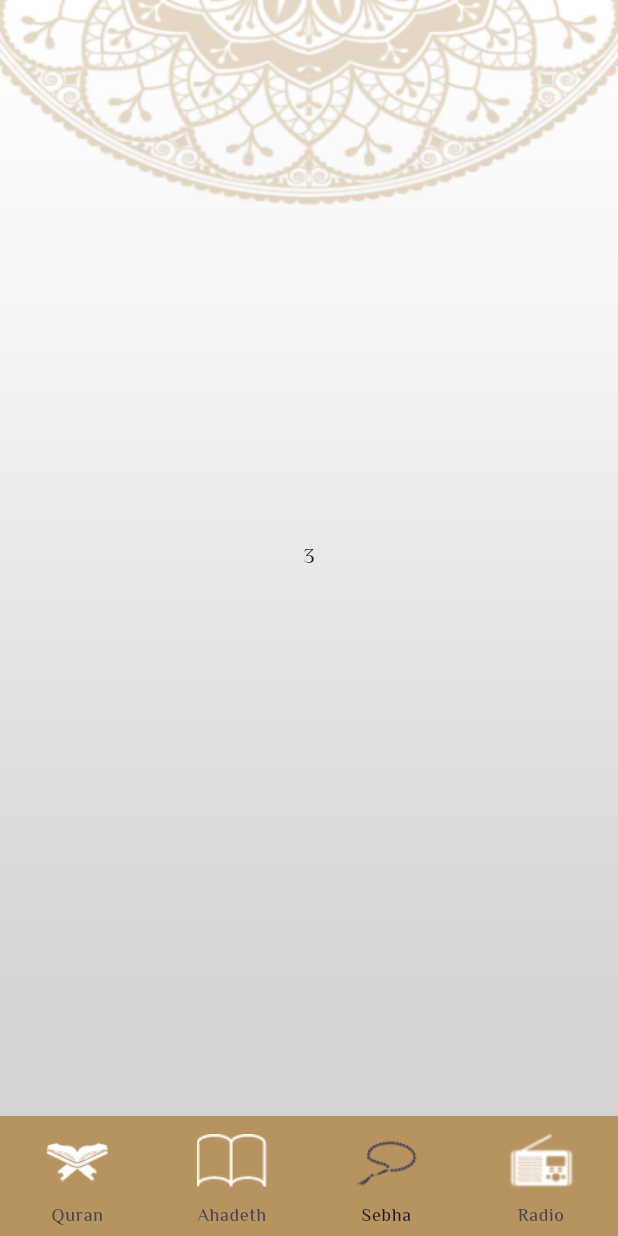
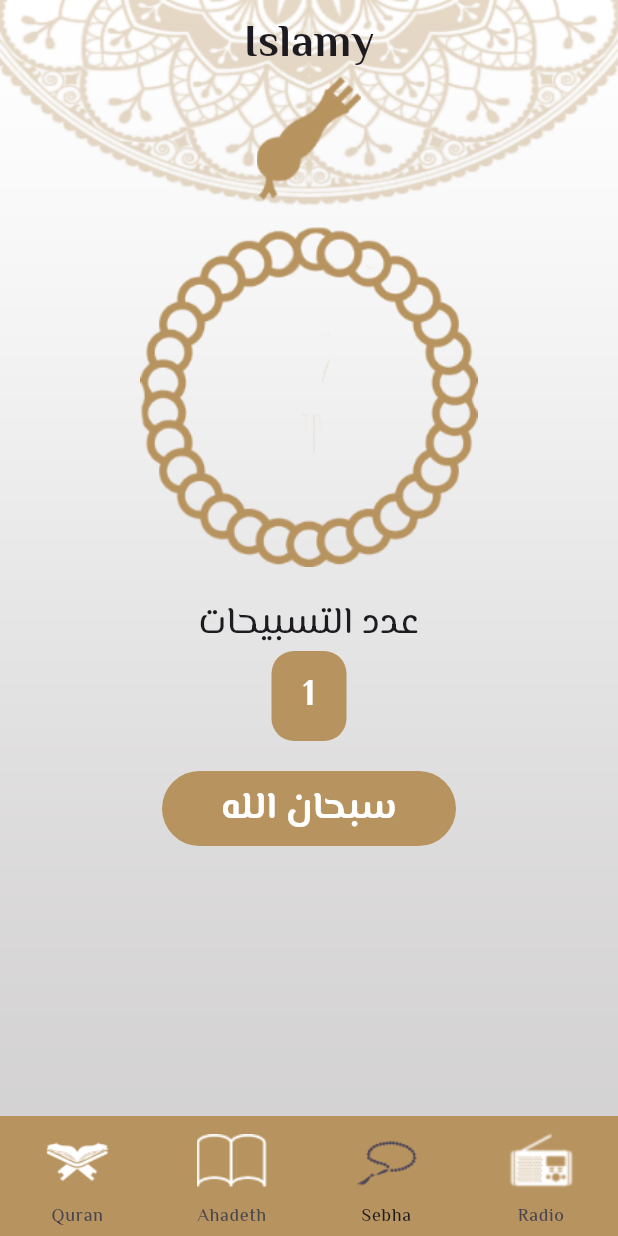
Before and after one commit to MostafaEsmail98/islamy_app, a Flutter app: the screen it shows after launch, item 3 of the bottom bar chosen, on a phone screen of 412 x 824 dp. Run offline on Flutter 3.47's test engine with Material 3 defaults, Android fonts, the phone set to English and light mode, and no system bars; our stand-ins replace go_router, google_fonts.

Commit message:
create sebha tab

```diff
--- a/lib/core/utils/urlOfImage.dart
+++ b/lib/core/utils/urlOfImage.dart
@@ -6,5 +6,7 @@ abstract class UrlOfImage {
   static const String background = "assets/image/background.png";
   static const String quranImage = "assets/image/quran_image.png";
   static const String ahadethImage = "assets/image/ahadeth_image.png";
+  static const String headSebhaImage = "assets/image/head_of_seb7a.png";
+  static const String bodySebhaImage = "assets/image/body_of_seb7a.png";
 
 }
--- /dev/null
+++ b/lib/features/home_page/presentation/views/widgets/custom_sebha_tab.dart
@@ -0,0 +1,79 @@
+import 'package:flutter/material.dart';
+import 'package:islamy_app/core/utils/colors.dart';
+import 'package:islamy_app/core/utils/styles.dart';
+import 'package:islamy_app/core/utils/title.dart';
+import 'package:islamy_app/core/utils/urlOfImage.dart';
+
+class CustomSebhaTab extends StatelessWidget {
+  const CustomSebhaTab({super.key});
+
+  @override
+  Widget build(BuildContext context) {
+    return Center(
+      child: Column(
+        crossAxisAlignment: CrossAxisAlignment.center,
+        children: [
+          const TitleApp(),
+          SizedBox(
+            height: 100,
+            child: Image.asset(UrlOfImage.headSebhaImage),
+          ),
+          SizedBox(
+            height: 227,
+            child: Image.asset(UrlOfImage.bodySebhaImage),
+          ),
+          const SizedBox(
+            height: 20,
+          ),
+          Row(
+            mainAxisAlignment: MainAxisAlignment.center,
+            children: [
+              Text(
+                "عدد التسبيحات",
+                style: Styles.textStyle25.copyWith(
+                  fontWeight: FontWeight.normal,
+                ),
+              )
+            ],
+          ),
+          Container(
+            decoration: BoxDecoration(
+                color: KColors.kPrimaryColor,
+                borderRadius: const BorderRadius.all(Radius.circular(15))),
+            height: 60,
+            width: 50,
+            child: const Center(
+                child: Text(
+              "1",
+              style: TextStyle(
+                  color: Colors.white,
+                  fontSize: 25,
+                  fontWeight: FontWeight.bold),
+            )),
+          ),
+          const SizedBox(
+            height: 20,
+          ),
+          Padding(
+            padding: const EdgeInsets.symmetric(horizontal: 100),
+            child: Container(
+              decoration: BoxDecoration(
+                  color: KColors.kPrimaryColor,
+                  borderRadius: const BorderRadius.all(Radius.circular(30))),
+              height: 50,
+              child: const Center(
+                child: Text(
+                  "سبحان الله",
+                  style: TextStyle(
+                      color: Colors.white,
+                      fontSize: 25,
+                      fontWeight: FontWeight.bold),
+                ),
+              ),
+            ),
+          ),
+        ],
+      ),
+    );
+  }
+}
--- a/lib/features/home_page/presentation/views/widgets/home_page_body.dart
+++ b/lib/features/home_page/presentation/views/widgets/home_page_body.dart
@@ -2,6 +2,7 @@ import 'package:flutter/material.dart';
 import 'package:islamy_app/core/utils/colors.dart';
 import 'package:islamy_app/core/utils/styles.dart';
 import 'package:islamy_app/features/home_page/presentation/views/widgets/custom_ahadeth_tab.dart';
+import 'package:islamy_app/features/home_page/presentation/views/widgets/custom_sebha_tab.dart';
 import '../../../../../core/utils/urlOfImage.dart';
 import 'custom_navigation_destination_item.dart';
 import 'custom_quran_tab.dart';
@@ -18,11 +19,7 @@ class _HomePageBodyState extends State<HomePageBody> {
   final pages = [
     const CustomQuranTab(),
     const CustomAhadethTab(),
-    Center(
-      child: Center(
-        child: Text("3"),
-      ),
-    ),
+   const CustomSebhaTab(),
     Center(
       child: Center(
         child: Text("4"),
```
Also changed, not shown: assets/image/body_of_seb7a.png (added), assets/image/head_of_seb7a.png (added).
